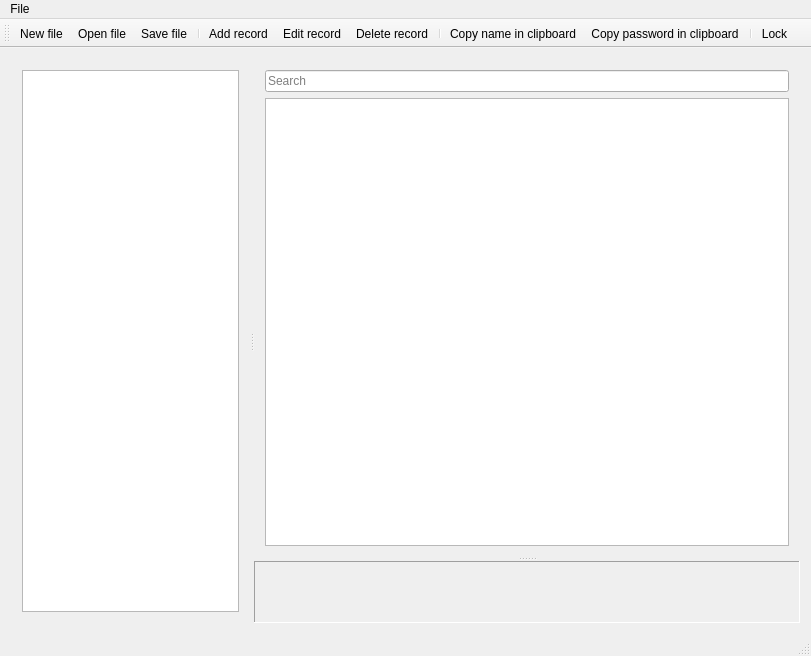
Above: mainwindow.ui from Avengerrr/Pass_Manager before the change. Below: the same form after it.
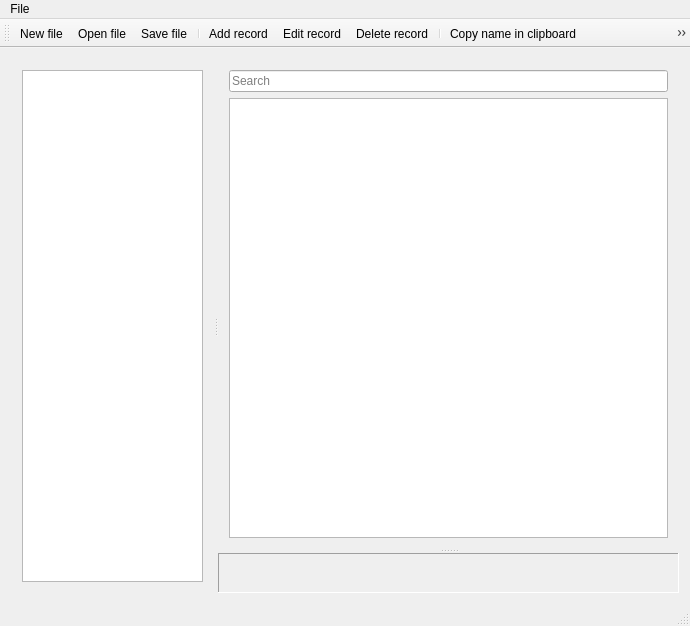
That is the form after the change. The open tabs and pages were chosen to show the change. Icons and pictures are not drawn.

Commit message: RecordInfo complete.

Patch:
```diff
--- a/mainwindow.ui
+++ b/mainwindow.ui
@@ -6,8 +6,8 @@
    <rect>
     <x>0</x>
     <y>0</y>
-    <width>811</width>
-    <height>656</height>
+    <width>690</width>
+    <height>626</height>
    </rect>
   </property>
   <property name="windowTitle">
@@ -622,6 +622,30 @@
             <property name="frameShadow">
              <enum>QFrame::Sunken</enum>
             </property>
+            <layout class="QVBoxLayout" name="verticalLayout_12">
+             <property name="leftMargin">
+              <number>2</number>
+             </property>
+             <property name="topMargin">
+              <number>2</number>
+             </property>
+             <property name="rightMargin">
+              <number>2</number>
+             </property>
+             <property name="bottomMargin">
+              <number>2</number>
+             </property>
+             <item>
+              <widget class="QLabel" name="Label_Main_RecordInfo">
+               <property name="text">
+                <string/>
+               </property>
+               <property name="alignment">
+                <set>Qt::AlignLeading|Qt::AlignLeft|Qt::AlignTop</set>
+               </property>
+              </widget>
+             </item>
+            </layout>
            </widget>
           </widget>
          </widget>
@@ -1147,8 +1171,8 @@
     <rect>
      <x>0</x>
      <y>0</y>
-     <width>811</width>
-     <height>24</height>
+     <width>690</width>
+     <height>26</height>
     </rect>
    </property>
    <widget class="QMenu" name="MenuFile">
```
Left out of the diff: 26 changed lines with no effect on the pictures. The commit also changes 6 other files.
